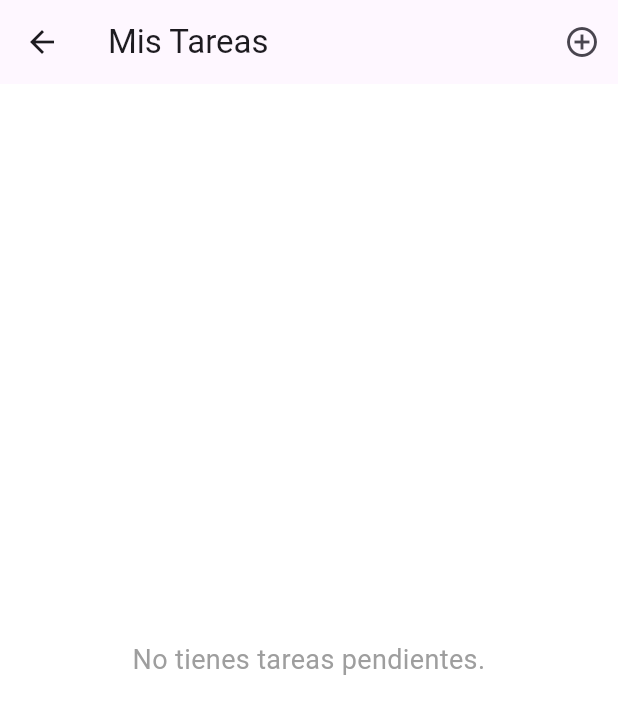
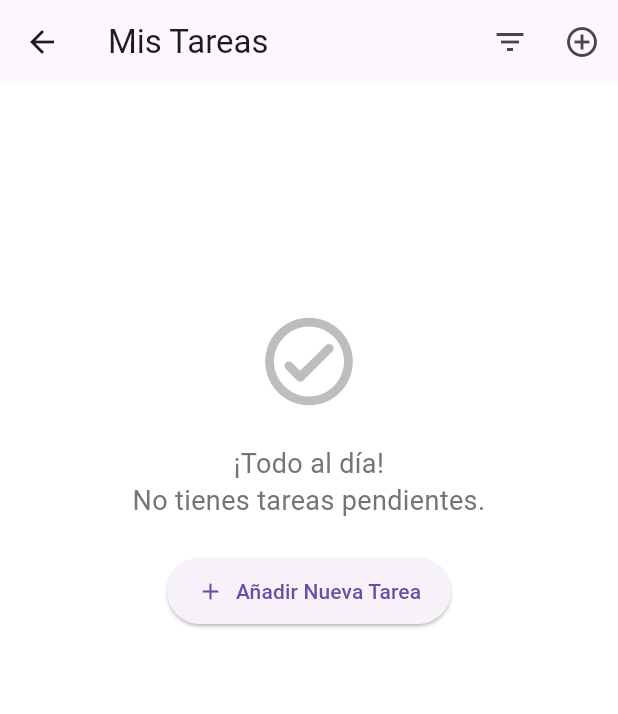
Before and after one commit to pablohernandez27/EduConnect, a Flutter app: the TaskScreen screen opened directly, on a phone screen of 412 x 824 dp. Shown: the top 714 px of the screen. Run offline on Flutter 3.47's test engine with Material 3 defaults, Android fonts, the phone set to English and light mode, and no system bars; our stand-ins replace cloud_firestore, device_info_plus, firebase_auth, firebase_core, firebase_storage, image_picker and 1 more; accounts and stored records are empty.

Commit message:
Implementación módulo de tareas con filtrado y UI mejorada

```diff
--- a/lib/screen/task_screen.dart
+++ b/lib/screen/task_screen.dart
@@ -4,6 +4,8 @@ import 'package:intl/intl.dart';
 import '../services/firestore_service.dart';
 import '../models/tarea.dart';
 import 'create_task_screen.dart';
+
+enum TaskFilterState { todas, pendientes, completadas }
 
 class TaskScreen extends StatefulWidget {
   const TaskScreen({super.key});
@@ -16,21 +18,24 @@ class _TaskScreenState extends State<TaskScreen> {
   final FirestoreService _firestoreService = FirestoreService();
   final String? _currentUserId = FirebaseAuth.instance.currentUser?.uid;
 
+  TaskFilterState _currentFilter = TaskFilterState.pendientes;
+
   void _navigateToCreateTaskScreen({Tarea? tarea}) async {
-    final result = await Navigator.push(
+    await Navigator.push(
       context,
-      MaterialPageRoute(
-        builder: (_) => CreateTaskScreen(tarea: tarea),
-      ),
+      MaterialPageRoute(builder: (_) => CreateTaskScreen(tarea: tarea)),
     );
   }
+
   void _showDeleteConfirmationDialog(Tarea tarea) {
     showDialog(
       context: context,
       builder: (BuildContext context) {
         return AlertDialog(
           title: const Text("Eliminar Tarea"),
-          content: Text("¿Estás seguro de que quieres eliminar la tarea \"${tarea.titulo}\"?"),
+          content: Text(
+            "¿Estás seguro de que quieres eliminar la tarea \"${tarea.titulo}\"?",
+          ),
           actions: <Widget>[
             TextButton(
               child: const Text("Cancelar"),
@@ -39,19 +44,26 @@ class _TaskScreenState extends State<TaskScreen> {
               },
             ),
             TextButton(
-              child: const Text("Eliminar", style: TextStyle(color: Colors.red)),
+              child: const Text(
+                "Eliminar",
+                style: TextStyle(color: Colors.red),
+              ),
               onPressed: () async {
                 try {
                   await _firestoreService.deleteTarea(tarea.id);
                   Navigator.of(context).pop();
+                  if (mounted) {
                     ScaffoldMessenger.of(context).showSnackBar(
                       const SnackBar(content: Text('Tarea eliminada')),
                     );
+                  }
                 } catch (e) {
                   Navigator.of(context).pop();
+                  if (mounted) {
                     ScaffoldMessenger.of(context).showSnackBar(
                       SnackBar(content: Text('Error al eliminar tarea: $e')),
                     );
+                  }
                 }
               },
             ),
@@ -60,11 +72,72 @@ class _TaskScreenState extends State<TaskScreen> {
       },
     );
   }
+
+  Widget _buildEmptyStateWidget() {
+    String message = 'No tienes tareas.';
+    IconData iconData = Icons.list_alt_rounded;
+
+    switch (_currentFilter) {
+      case TaskFilterState.pendientes:
+        message = '¡Todo al día!\nNo tienes tareas pendientes.';
+        iconData = Icons.check_circle_outline_rounded;
+        break;
+      case TaskFilterState.completadas:
+        message = 'Aún no has completado ninguna tarea.';
+        iconData = Icons.done_all_rounded;
+        break;
+      case TaskFilterState.todas:
+        message = 'No hay tareas creadas todavía.';
+        iconData = Icons.note_add_outlined;
+        break;
+    }
+
+    return Center(
+      child: Padding(
+        padding: const EdgeInsets.symmetric(horizontal: 24.0),
+        child: Column(
+          mainAxisAlignment: MainAxisAlignment.center,
+          children: [
+            const SizedBox(height: 150),
+
+            Icon(iconData, size: 70, color: Colors.grey[400]),
+            const SizedBox(height: 20),
+            Text(
+              message,
+              textAlign: TextAlign.center,
+              style: TextStyle(
+                fontSize: 18,
+                color: Colors.grey[600],
+                height: 1.4,
+              ),
+            ),
+            const SizedBox(height: 24),
+            if (_currentFilter != TaskFilterState.completadas)
+              ElevatedButton.icon(
+                icon: const Icon(Icons.add),
+                label: const Text('Añadir Nueva Tarea'),
+                onPressed: () => _navigateToCreateTaskScreen(),
+                style: ElevatedButton.styleFrom(
+                  padding: const EdgeInsets.symmetric(
+                    horizontal: 20,
+                    vertical: 12,
+                  ),
+                ),
+              ),
+            const Spacer(flex: 2),
+          ],
+        ),
+      ),
+    );
+  }
+
   @override
   Widget build(BuildContext context) {
     if (_currentUserId == null) {
-      return const Center(
+      return const Scaffold(
+        body: Center(
           child: Text("Usuario no autenticado. Por favor, inicia sesión."),
+        ),
       );
     }
 
@@ -72,6 +145,31 @@ class _TaskScreenState extends State<TaskScreen> {
       appBar: AppBar(
         title: const Text('Mis Tareas'),
         actions: [
+          PopupMenuButton<TaskFilterState>(
+            icon: const Icon(Icons.filter_list),
+            tooltip: "Filtrar tareas",
+            initialValue: _currentFilter,
+            onSelected: (TaskFilterState result) {
+              setState(() {
+                _currentFilter = result;
+              });
+            },
+            itemBuilder:
+                (BuildContext context) => <PopupMenuEntry<TaskFilterState>>[
+                  const PopupMenuItem<TaskFilterState>(
+                    value: TaskFilterState.pendientes,
+                    child: Text('Pendientes'),
+                  ),
+                  const PopupMenuItem<TaskFilterState>(
+                    value: TaskFilterState.completadas,
+                    child: Text('Completadas'),
+                  ),
+                  const PopupMenuItem<TaskFilterState>(
+                    value: TaskFilterState.todas,
+                    child: Text('Todas'),
+                  ),
+                ],
+          ),
           IconButton(
             icon: const Icon(Icons.add_circle_outline),
             tooltip: 'Nueva Tarea',
@@ -88,41 +186,42 @@ class _TaskScreenState extends State<TaskScreen> {
             return const Center(child: CircularProgressIndicator());
           }
           if (snapshot.hasError) {
-            return Center(child: Text('Error: ${snapshot.error}'));
-          }
-          if (!snapshot.hasData || snapshot.data!.isEmpty) {
-            return Column(
-              mainAxisAlignment: MainAxisAlignment.center,
-              crossAxisAlignment: CrossAxisAlignment.stretch,
-              children: [
-                Padding(
-                  padding: const EdgeInsets.symmetric(horizontal: 16.0),
+            return Center(
+              child: Padding(
+                padding: const EdgeInsets.all(16.0),
                 child: Text(
-                    'No tienes tareas pendientes.',
+                  'Error al cargar tareas: ${snapshot.error}\nPor favor, revisa tu conexión o inténtalo más tarde.',
                   textAlign: TextAlign.center,
-                    style: TextStyle(fontSize: 18, color: Colors.grey),
+                  style: TextStyle(color: Colors.red[700]),
                 ),
               ),
-              ],
-            );
-          }
-          if (snapshot.hasError) {
-            return Column(
-              mainAxisAlignment: MainAxisAlignment.center,
-              crossAxisAlignment: CrossAxisAlignment.stretch,
-              children: [
-                Padding(
-                  padding: const EdgeInsets.symmetric(horizontal: 16.0),
-                  child: Text(
-                    'Error al cargar tareas: ${snapshot.error}\nPor favor, inténtalo más tarde.',
-                    textAlign: TextAlign.center,
-                  ),
-                ),
-              ],
             );
           }
 
-          final tareas = snapshot.data!;
+          if (!snapshot.hasData || snapshot.data!.isEmpty) {
+            return _buildEmptyStateWidget();
+          }
+          List<Tarea> todasLasTareas = snapshot.data!;
+          List<Tarea> tareasFiltradas;
+
+          switch (_currentFilter) {
+            case TaskFilterState.pendientes:
+              tareasFiltradas =
+                  todasLasTareas.where((t) => !t.completada).toList();
+              break;
+            case TaskFilterState.completadas:
+              tareasFiltradas =
+                  todasLasTareas.where((t) => t.completada).toList();
+              break;
+            case TaskFilterState.todas:
+            default:
+              tareasFiltradas = todasLasTareas;
+              break;
+          }
+
+          if (tareasFiltradas.isEmpty) {
+            return _buildEmptyStateWidget();
+          }
 
           return ListView.builder(
             padding: const EdgeInsets.only(
@@ -131,60 +230,85 @@ class _TaskScreenState extends State<TaskScreen> {
               top: 8.0,
               bottom: 96.0,
             ),
-            itemCount: tareas.length,
+            itemCount: tareasFiltradas.length,
             itemBuilder: (context, index) {
-              final tarea = tareas[index];
+              final tarea = tareasFiltradas[index];
               return Card(
-                margin: const EdgeInsets.symmetric(vertical: 6.0),
+                margin: const EdgeInsets.symmetric(vertical: 5.0),
                 elevation: 2.0,
                 shape: RoundedRectangleBorder(
-                  borderRadius: BorderRadius.circular(10.0),
+                  borderRadius: BorderRadius.circular(8.0),
                 ),
                 child: ListTile(
                   leading: Checkbox(
                     value: tarea.completada,
                     onChanged: (bool? value) {
                       if (value != null) {
-                        _firestoreService.updateTareaCompletada(tarea.id, value);
+                        _firestoreService.updateTareaCompletada(
+                          tarea.id,
+                          value,
+                        );
                       }
                     },
                     activeColor: Theme.of(context).primaryColor,
+                    visualDensity: VisualDensity.compact,
                   ),
                   title: Text(
                     tarea.titulo,
                     style: TextStyle(
                       fontWeight: FontWeight.w500,
-                      decoration: tarea.completada
+                      decoration:
+                          tarea.completada
                               ? TextDecoration.lineThrough
                               : TextDecoration.none,
-                      color: tarea.completada ? Colors.grey[600] : Theme.of(context).textTheme.titleLarge?.color,
+                      color:
+                          tarea.completada
+                              ? Colors.grey[600]
+                              : Theme.of(context).textTheme.titleMedium?.color,
                     ),
                   ),
                   subtitle: Column(
                     crossAxisAlignment: CrossAxisAlignment.start,
+                    mainAxisSize: MainAxisSize.min,
                     children: [
-                      if (tarea.descripcion != null && tarea.descripcion!.isNotEmpty)
+                      if (tarea.descripcion != null &&
+                          tarea.descripcion!.isNotEmpty)
                         Padding(
-                          padding: const EdgeInsets.only(top: 4.0),
+                          padding: const EdgeInsets.only(top: 2.0, bottom: 2.0),
                           child: Text(
                             tarea.descripcion!,
+                            maxLines: 2,
+                            overflow: TextOverflow.ellipsis,
                             style: TextStyle(
-                              fontSize: 14,
-                              color: tarea.completada ? Colors.grey[600] : Theme.of(context).textTheme.bodyMedium?.color,
+                              fontSize: 13,
+                              color:
+                                  tarea.completada
+                                      ? Colors.grey[600]
+                                      : Theme.of(
+                                        context,
+                                      ).textTheme.bodySmall?.color,
                             ),
                           ),
                         ),
                       if (tarea.fechaEntrega != null)
                         Padding(
-                          padding: const EdgeInsets.only(top: 4.0),
+                          padding: const EdgeInsets.only(top: 2.0),
                           child: Text(
                             'Entrega: ${DateFormat('dd/MM/yyyy').format(tarea.fechaEntrega!)}',
                             style: TextStyle(
                               fontSize: 12,
-                                color: tarea.completada ? Colors.grey[500] :
-                                (tarea.fechaEntrega!.isBefore(DateTime.now().subtract(const Duration(days:1))) && !tarea.completada
+                              fontWeight: FontWeight.w500,
+                              color:
+                                  tarea.completada
+                                      ? Colors.grey[500]
+                                      : (tarea.fechaEntrega!.isBefore(
+                                                DateTime.now().subtract(
+                                                  const Duration(days: 1),
+                                                ),
+                                              ) &&
+                                              !tarea.completada
                                           ? Colors.redAccent
-                                    : Colors.blueGrey[700])
+                                          : Colors.blueGrey[700]),
                             ),
                           ),
                         ),
@@ -194,12 +318,19 @@ class _TaskScreenState extends State<TaskScreen> {
                     mainAxisSize: MainAxisSize.min,
                     children: [
                       IconButton(
-                        icon: Icon(Icons.edit_note_outlined, color: Colors.blueGrey[600]),
+                        icon: Icon(
+                          Icons.edit_note_outlined,
+                          color: Colors.blueGrey[600],
+                        ),
                         tooltip: 'Editar Tarea',
-                        onPressed: () => _navigateToCreateTaskScreen(tarea: tarea),
+                        onPressed:
+                            () => _navigateToCreateTaskScreen(tarea: tarea),
                       ),
                       IconButton(
-                        icon: Icon(Icons.delete_outline, color: Colors.red[400]),
+                        icon: Icon(
+                          Icons.delete_outline,
+                          color: Colors.red[400],
+                        ),
                         tooltip: 'Eliminar Tarea',
                         onPressed: () => _showDeleteConfirmationDialog(tarea),
                       ),
@@ -208,7 +339,10 @@ class _TaskScreenState extends State<TaskScreen> {
                   onTap: () {
                     _navigateToCreateTaskScreen(tarea: tarea);
                   },
-                  contentPadding: const EdgeInsets.symmetric(vertical: 8.0, horizontal: 16.0),
+                  contentPadding: const EdgeInsets.symmetric(
+                    vertical: 6.0,
+                    horizontal: 12.0,
+                  ),
                 ),
               );
             },
```
Also changed, not shown: lib/services/firestore_service.dart (+18 -0 lines), 4 other files. Lines whose indentation alone changed are shown as unchanged.
